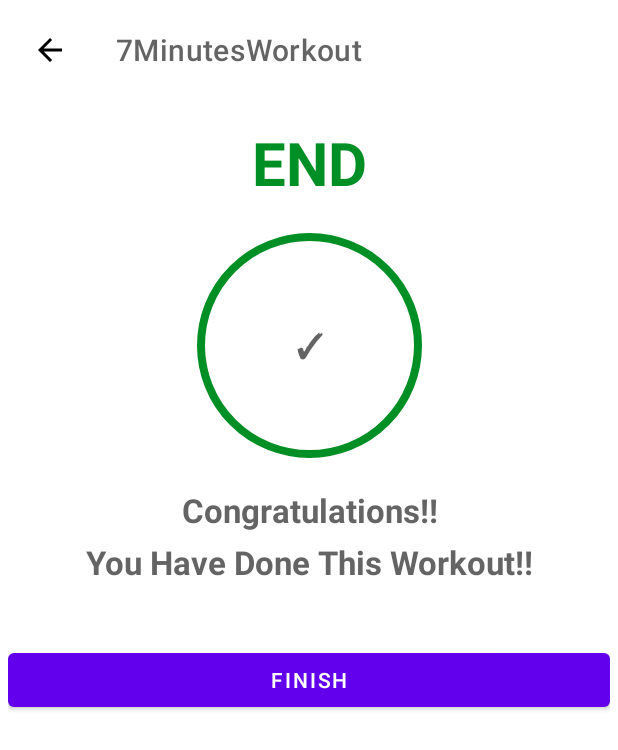
After one commit to rohitpatil8195/7MinWorkout, an Android app: the FinishAcitivity screen opened directly, with no data from a screen before it, on a phone screen of 412 x 824 dp. The commit adds this screen. Shown: the top 750 px of the screen. Run offline under Robolectric (Android 15) with nearby library versions, the phone set to English and light mode, and no system bars.

Commit message:
added finish Activity Screen

```diff
--- a/app/src/main/AndroidManifest.xml
+++ b/app/src/main/AndroidManifest.xml
@@ -4,9 +4,10 @@
 
     <queries>
         <intent>
-            <action android:name="android.intent.action.TTS_SERVICE"/>
+            <action android:name="android.intent.action.TTS_SERVICE" />
         </intent>
     </queries>
+
     <application
         android:allowBackup="true"
         android:icon="@mipmap/ic_launcher"
@@ -14,6 +15,9 @@
         android:roundIcon="@mipmap/ic_launcher_round"
         android:supportsRtl="true"
         android:theme="@style/Theme.7MinutesWorkout">
+        <activity
+            android:name=".FinishAcitivity"
+            android:exported="false" />
         <activity
             android:name=".ExerciseActivity"
             android:exported="false" />
--- a/app/src/main/java/com/example/a7minutesworkout/ExcerciseModel.kt
+++ b/app/src/main/java/com/example/a7minutesworkout/ExcerciseModel.kt
@@ -43,7 +43,7 @@ class ExcerciseModel (
         return isSelected
     }
 
-    fun getIsSelected(isSelected: Boolean){
+    fun setIsSelected(isSelected: Boolean){
         this.isSelected =isSelected
     }
 
--- /dev/null
+++ b/app/src/main/java/com/example/a7minutesworkout/FinishAcitivity.kt
@@ -0,0 +1,28 @@
+package com.example.a7minutesworkout
+
+import androidx.appcompat.app.AppCompatActivity
+import android.os.Bundle
+import com.example.a7minutesworkout.databinding.ActivityFinishAcitivityBinding
+
+class FinishAcitivity : AppCompatActivity() {
+
+    private var binding:ActivityFinishAcitivityBinding?=null
+    override fun onCreate(savedInstanceState: Bundle?) {
+        super.onCreate(savedInstanceState)
+        binding = ActivityFinishAcitivityBinding.inflate(layoutInflater)
+        setContentView(binding?.root)
+
+        setSupportActionBar(binding?.toolbarFinish)
+        if(supportActionBar !=null){
+            supportActionBar?.setDisplayHomeAsUpEnabled(true)
+        }
+
+        binding?.toolbarFinish?.setNavigationOnClickListener {
+            onBackPressed()
+        }
+
+        binding?.bFinish?.setOnClickListener {
+           finish()
+        }
+    }
+}
--- a/app/src/main/java/com/example/a7minutesworkout/MainActivity.kt
+++ b/app/src/main/java/com/example/a7minutesworkout/MainActivity.kt
@@ -18,6 +18,7 @@ class MainActivity : AppCompatActivity() {
            var intent =Intent(this,ExerciseActivity::class.java)
            startActivity(intent)
        }
+
     }
 
     override fun onDestroy() {
--- /dev/null
+++ b/app/src/main/res/layout/activity_finish_acitivity.xml
@@ -0,0 +1,83 @@
+<?xml version="1.0" encoding="utf-8"?>
+<androidx.constraintlayout.widget.ConstraintLayout xmlns:android="http://schemas.android.com/apk/res/android"
+    xmlns:app="http://schemas.android.com/apk/res-auto"
+    xmlns:tools="http://schemas.android.com/tools"
+    android:layout_width="match_parent"
+    android:layout_height="match_parent"
+    android:padding="@dimen/main_screen_main_layout_padding"
+    tools:context=".FinishAcitivity">
+    <androidx.appcompat.widget.Toolbar
+        android:id="@+id/toolbarFinish"
+        android:layout_width="match_parent"
+        android:theme="@style/toolBarTheme"
+        android:layout_height="?android:attr/actionBarSize"
+        app:titleTextColor="@color/colorPrimary"
+        app:layout_constraintTop_toTopOf="parent"
+        />
+    <TextView
+        android:id="@+id/tvFinish"
+        android:layout_width="match_parent"
+        android:layout_height="wrap_content"
+        android:text="END"
+        android:gravity="center"
+        android:textSize="40sp"
+        android:textStyle="bold"
+        android:textColor="@color/colorAccent"
+          app:layout_constraintBottom_toTopOf="@+id/flStart"
+        app:layout_constraintTop_toBottomOf="@id/toolbarFinish"
+        android:layout_margin="20dp"
+        />
+    <FrameLayout
+        android:id="@+id/flStart"
+        android:layout_width="150dp"
+        android:layout_height="150dp"
+        app:layout_constraintStart_toStartOf="parent"
+        app:layout_constraintEnd_toEndOf="parent"
+        app:layout_constraintTop_toBottomOf="@+id/tvFinish"
+        android:background="@drawable/item_color_accent_border_ripple_background"
+        app:layout_constraintBottom_toTopOf="@+id/tvCong"
+        >
+        <TextView
+            android:layout_width="match_parent"
+            android:layout_height="match_parent"
+            android:text="✓"
+            android:textColorHint="@color/colorAccent"
+            android:gravity="center"
+            android:textSize="@dimen/default_button_text_size"
+            android:textStyle="bold"
+            android:textColor="@color/colorPrimary"
+            />
+    </FrameLayout>
+    <TextView
+        android:id="@+id/tvCong"
+        android:layout_width="match_parent"
+        android:layout_height="wrap_content"
+        android:text="Congratulations!!"
+        android:gravity="center"
+        android:textSize="@dimen/default_button_text_size"
+        android:textStyle="bold"
+        android:textColor="@color/colorPrimary"
+        app:layout_constraintTop_toBottomOf="@+id/flStart"
+        android:layout_marginTop="20dp"
+        />
+    <TextView
+        android:id="@+id/tvCong1"
+        android:layout_width="match_parent"
+        android:layout_height="wrap_content"
+        android:text="You Have Done This Workout!!"
+        android:gravity="center"
+        android:textSize="@dimen/default_button_text_size"
+        android:textStyle="bold"
+        android:textColor="@color/colorPrimary"
+        app:layout_constraintTop_toBottomOf="@id/tvCong"
+        android:layout_marginTop="5dp"
+        />
+    <Button
+        android:id="@+id/bFinish"
+        android:layout_width="match_parent"
+        android:layout_height="wrap_content"
+        app:layout_constraintTop_toBottomOf="@id/tvCong1"
+        android:text="Finish"
+        android:layout_marginTop="40dp"
+        />
+</androidx.constraintlayout.widget.ConstraintLayout>
```
Also changed, not shown: app/src/main/java/com/example/a7minutesworkout/Constants.kt (+92 -92 lines), app/src/main/java/com/example/a7minutesworkout/ExerciseActivity.kt (+23 -7 lines), app/src/main/java/com/example/a7minutesworkout/ExerciseStatusAdapter.kt (+27 -0 lines), app/src/main/res/drawable/item_circular_color_thin_color_accent.xml (added, +10 -0 lines), app/src/main/res/layout/diloge_custom_back_confirmation.xml (added, +54 -0 lines).
